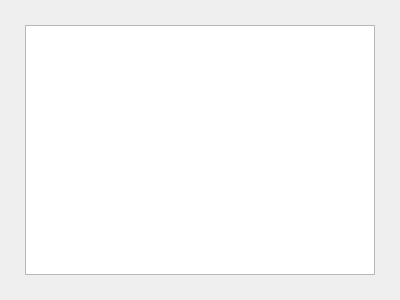
This is splaintable.ui in danclas/CubeSplain as Qt 5 draws it before an edit. The edited form follows.
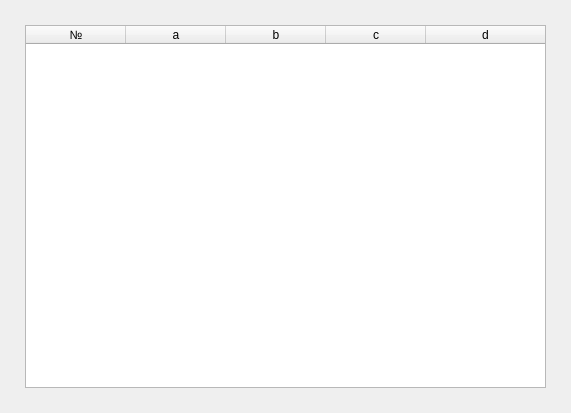
This is the edited form.

Commit message: Add tableWidget and columns

Diff of the .ui file:
```diff
--- a/splaintable.ui
+++ b/splaintable.ui
@@ -6,8 +6,8 @@
    <rect>
     <x>0</x>
     <y>0</y>
-    <width>400</width>
-    <height>300</height>
+    <width>571</width>
+    <height>413</height>
    </rect>
   </property>
   <property name="windowTitle">
@@ -26,8 +26,43 @@
    <property name="bottomMargin">
     <number>25</number>
    </property>
-   <item row="0" column="0">
-    <widget class="QTableView" name="tableView"/>
+   <item row="0" column="1">
+    <widget class="QTableWidget" name="tableWidget">
+     <property name="columnCount">
+      <number>5</number>
+     </property>
+     <attribute name="horizontalHeaderCascadingSectionResizes">
+      <bool>false</bool>
+     </attribute>
+     <attribute name="horizontalHeaderStretchLastSection">
+      <bool>true</bool>
+     </attribute>
+     <column>
+      <property name="text">
+       <string>№</string>
+      </property>
+     </column>
+     <column>
+      <property name="text">
+       <string>a</string>
+      </property>
+     </column>
+     <column>
+      <property name="text">
+       <string>b</string>
+      </property>
+     </column>
+     <column>
+      <property name="text">
+       <string>c</string>
+      </property>
+     </column>
+     <column>
+      <property name="text">
+       <string>d</string>
+      </property>
+     </column>
+    </widget>
    </item>
   </layout>
  </widget>
```
